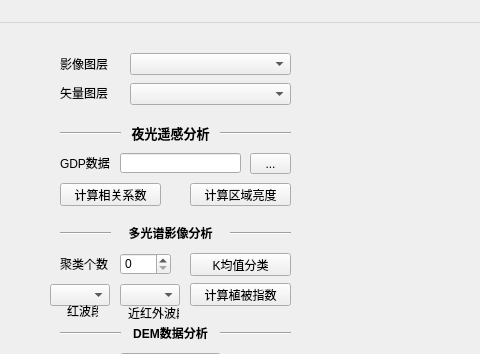
First picture: the form in ui/mapView.ui, repository FireboyWatergirls/RasterAnalysis, before the edit; both pictures show x 372 to 852 and y 0 to 354 of the 1012 by 690 pixel window.
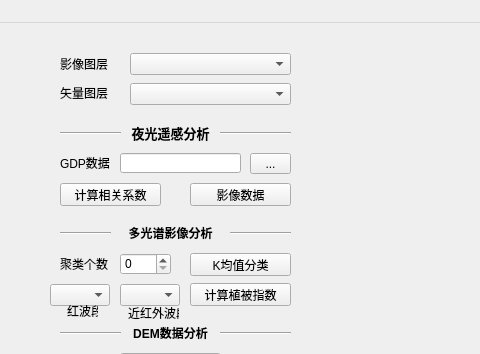
Second picture: the form after the edit.

Commit message: 添加影像信息功能

Patch:
```diff
--- a/ui/mapView.ui
+++ b/ui/mapView.ui
@@ -334,7 +334,7 @@
      </rect>
     </property>
     <property name="text">
-     <string>计算区域亮度</string>
+     <string>影像数据</string>
     </property>
    </widget>
    <widget class="QLabel" name="label_9">
```
Left out of the diff: 2 changed lines with no effect on the pictures. The commit also changes 7 other files.
